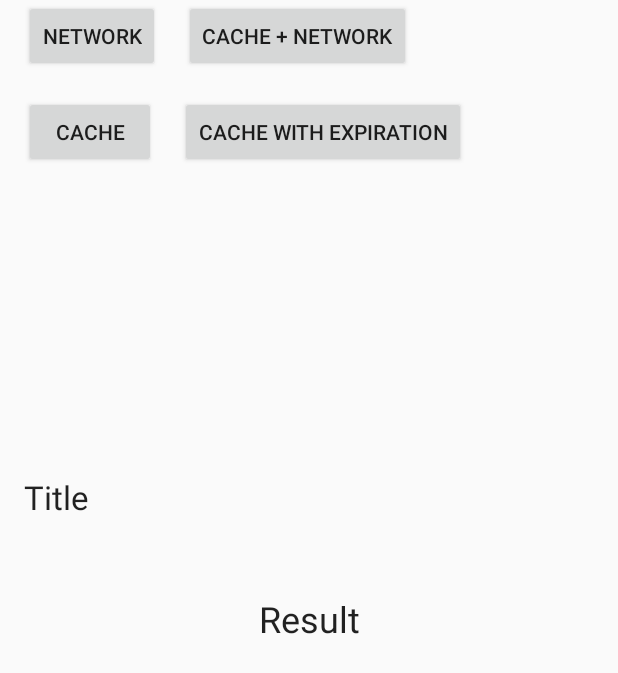
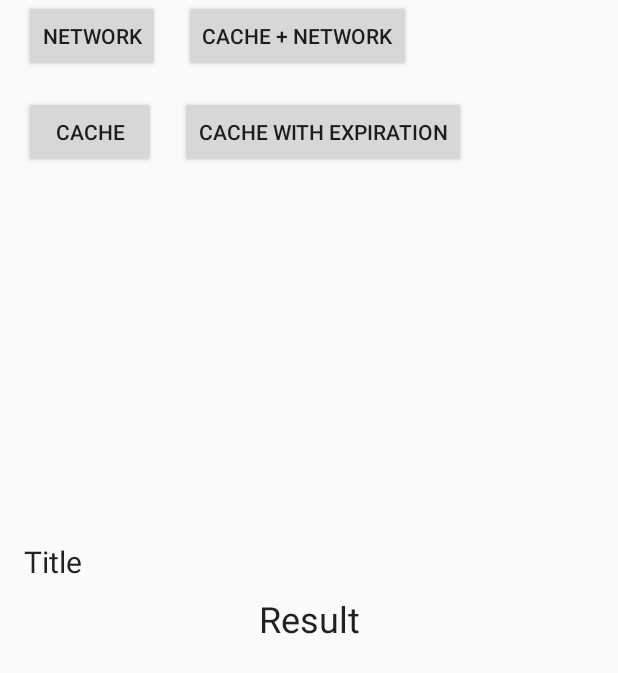
Before and after one commit to kittinunf/Fuse, an Android app: the layout activity_main.xml on its own in the app's theme, with its tools: preview values and no code run, on a phone screen of 412 x 824 dp. Shown: the top 673 px of the screen. Run offline under Robolectric (Android 15) with nearby library versions, the phone set to English and light mode, and no system bars.

Commit message:
Not using max line

```diff
--- a/sample/src/main/res/layout/activity_main.xml
+++ b/sample/src/main/res/layout/activity_main.xml
@@ -12,7 +12,8 @@
         android:layout_height="wrap_content"
         android:layout_marginStart="16dp"
         android:layout_marginBottom="8dp"
-        android:textAppearance="@style/TextAppearance.AppCompat.Large"
+        android:textAppearance="@style/TextAppearance.AppCompat.Body1"
+        android:textSize="20sp"
         app:layout_constraintBottom_toTopOf="@+id/resultText"
         app:layout_constraintStart_toStartOf="parent"
         tools:text="Title" />
@@ -24,7 +25,6 @@
         android:layout_marginStart="16dp"
         android:layout_marginEnd="16dp"
         android:gravity="center"
-        android:lines="4"
         android:textAppearance="@style/TextAppearance.AppCompat.Headline"
         app:layout_constraintBottom_toBottomOf="parent"
         app:layout_constraintEnd_toEndOf="parent"
```
